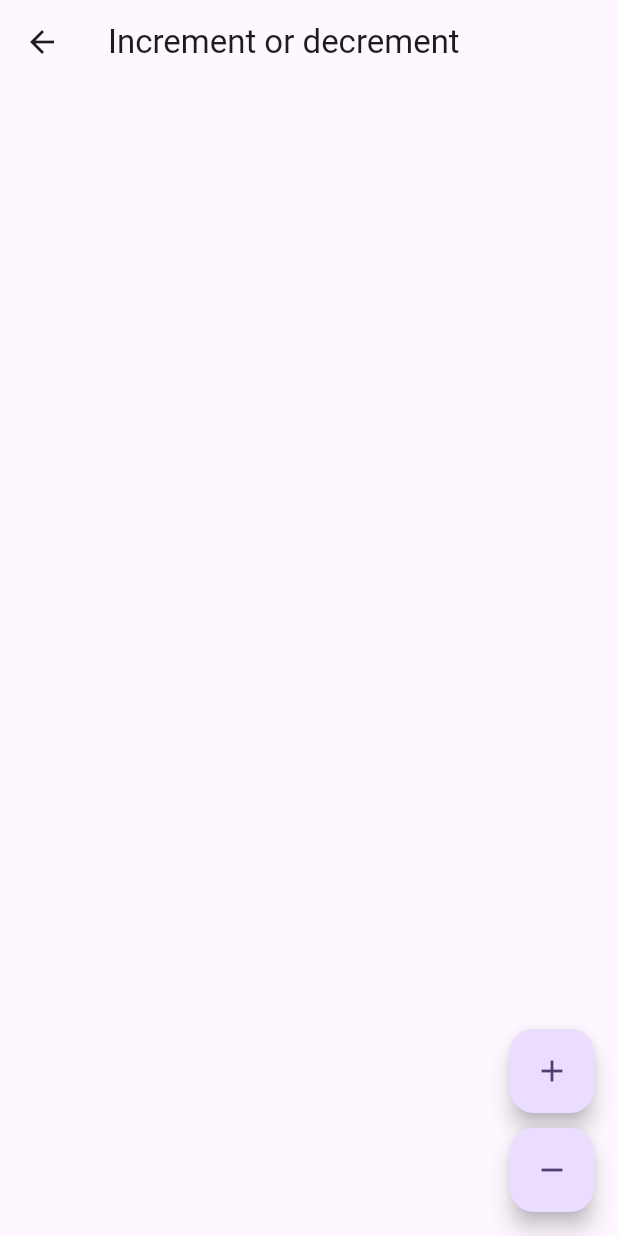
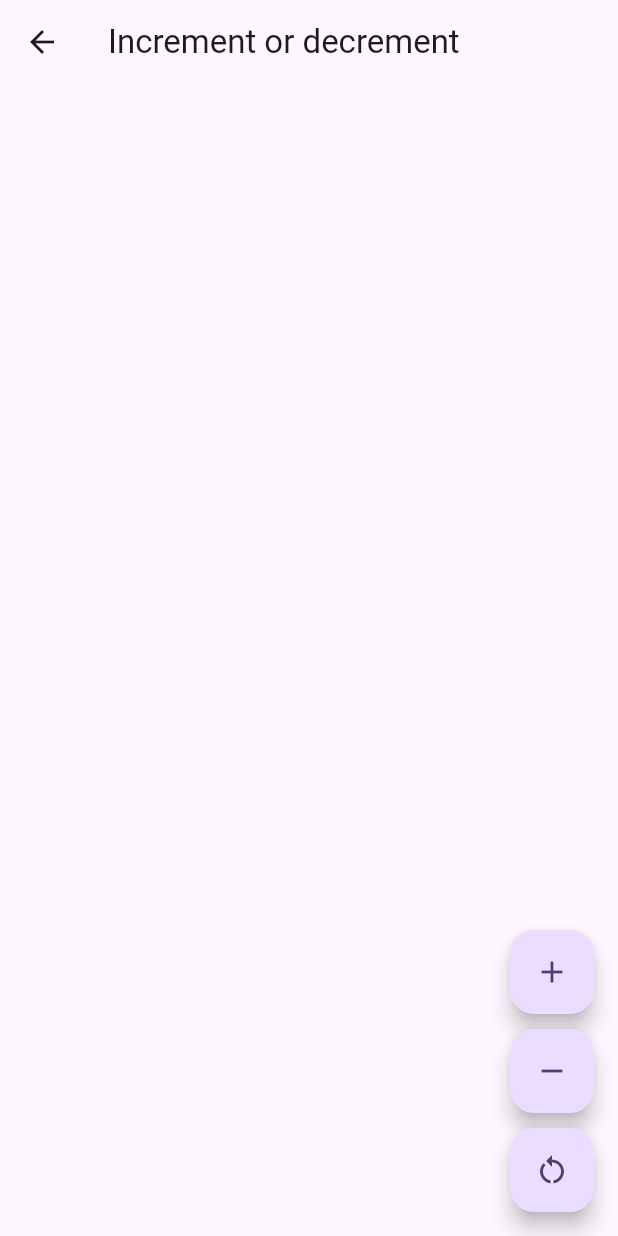
Before and after one commit to thibautmicetic/flutter-bloc, a Flutter app: the IncDecPage screen opened directly, after a tap on the "remove" icon, on a phone screen of 412 x 824 dp. Run offline on Flutter 3.47's test engine with Material 3 defaults, Android fonts, the phone set to English and light mode, and no system bars; our stand-ins replace bloc, flutter_bloc.

Commit message:
avancée

```diff
--- /dev/null
+++ b/lib/bloc/counter_bloc.dart
@@ -0,0 +1,21 @@
+import 'package:flutter_bloc/flutter_bloc.dart';
+
+part 'counter_event.dart';
+
+class CounterBloc extends Bloc<CounterEvent, int> {
+  CounterBloc() : super(0) {
+    on<CounterIncremented>((event, emit) {
+      emit(state + 1);
+    });
+
+    on<CounterDecremented>((event, emit) {
+      if (state > 0) {
+        emit(state - 1);
+      }
+    });
+
+    on<CounterRestarted>((event, emit) {
+      emit(0);
+    });
+  }
+}
--- /dev/null
+++ b/lib/bloc/counter_event.dart
@@ -0,0 +1,9 @@
+part of 'counter_bloc.dart';
+
+sealed class CounterEvent {}
+
+final class CounterIncremented extends CounterEvent {}
+
+final class CounterDecremented extends CounterEvent {}
+
+final class CounterRestarted extends CounterEvent {}
--- /dev/null
+++ b/lib/cubit/todo_cubit.dart
@@ -0,0 +1,6 @@
+import 'package:bloc/bloc.dart';
+import 'package:learn_flutter_bloc/models/todo_model.dart';
+
+class TodoCubit extends Cubit<List<Todo>> {
+  TodoCubit() : super([]);
+}
--- a/lib/home_page.dart
+++ b/lib/home_page.dart
@@ -1,6 +1,6 @@
 import 'package:flutter/material.dart';
 import 'package:flutter_bloc/flutter_bloc.dart';
-import 'package:learn_flutter_bloc/cubit/counter_cubit.dart';
+import 'package:learn_flutter_bloc/bloc/counter_bloc.dart';
 import 'package:learn_flutter_bloc/inc_dec_page.dart';
 
 class MyHomePage extends StatelessWidget {
@@ -10,7 +10,6 @@ class MyHomePage extends StatelessWidget {
 
   @override
   Widget build(BuildContext context) {
-    final counterCubit = BlocProvider.of<CounterCubit>(context);
     return Scaffold(
       appBar: AppBar(backgroundColor: Theme.of(context).colorScheme.inversePrimary, title: Text(title)),
       body: Center(
@@ -18,8 +17,7 @@ class MyHomePage extends StatelessWidget {
           mainAxisAlignment: MainAxisAlignment.center,
           children: <Widget>[
             const Text('You have pushed the button this many times:'),
-            BlocBuilder<CounterCubit, int>(
-              bloc: counterCubit,
+            BlocBuilder<CounterBloc, int>(
               builder: (context, counter) => Text('$counter', style: Theme.of(context).textTheme.headlineMedium),
             ),
           ],
--- a/lib/inc_dec_page.dart
+++ b/lib/inc_dec_page.dart
@@ -1,21 +1,38 @@
 import 'package:flutter/material.dart';
 import 'package:flutter_bloc/flutter_bloc.dart';
-import 'package:learn_flutter_bloc/cubit/counter_cubit.dart';
+import 'package:learn_flutter_bloc/bloc/counter_bloc.dart';
 
 class IncDecPage extends StatelessWidget {
   const IncDecPage({super.key});
 
   @override
   Widget build(BuildContext context) {
-    final counterCubit = BlocProvider.of<CounterCubit>(context);
+    final counterBloc = BlocProvider.of<CounterBloc>(context);
     return Scaffold(
       appBar: AppBar(title: const Text('Increment or decrement')),
       floatingActionButton: Column(
         mainAxisAlignment: MainAxisAlignment.end,
         children: [
-          FloatingActionButton(onPressed: counterCubit.increment, tooltip: 'Increment', child: const Icon(Icons.add)),
+          FloatingActionButton(
+            heroTag: "buttonIncrement",
+            onPressed: () => counterBloc.add(CounterIncremented()),
+            tooltip: 'Increment',
+            child: const Icon(Icons.add),
+          ),
           SizedBox(height: 10),
-          FloatingActionButton(onPressed: counterCubit.decrement, tooltip: 'Decrement', child: const Icon(Icons.remove)),
+          FloatingActionButton(
+            heroTag: "buttonDecrement",
+            onPressed: () => counterBloc.add(CounterDecremented()),
+            tooltip: 'Decrement',
+            child: const Icon(Icons.remove),
+          ),
+          SizedBox(height: 10),
+          FloatingActionButton(
+            heroTag: "buttonRestart",
+            onPressed: () => counterBloc.add(CounterRestarted()),
+            tooltip: 'Decrement',
+            child: const Icon(Icons.restart_alt),
+          ),
         ],
       ),
     );
--- /dev/null
+++ b/lib/models/todo_model.dart
@@ -0,0 +1,6 @@
+class Todo {
+  final String name;
+  final DateTime createdAt;
+
+  Todo({required this.name, required this.createdAt});
+}
--- a/pubspec.yaml
+++ b/pubspec.yaml
@@ -19,7 +19,7 @@ publish_to: 'none' # Remove this line if you wish to publish to pub.dev
 version: 1.0.0+1
 
 environment:
-  sdk: ^3.7.2
+  sdk: '>=3.1.3 <4.0.0'
 
 # Dependencies specify other packages that your package needs in order to work.
 # To automatically upgrade your package dependencies to the latest versions
```
Also changed, not shown: lib/add_todo_page.dart (added, +36 -0 lines), lib/main.dart (+13 -5 lines), lib/todo_list.dart (added, +22 -0 lines), pubspec.lock.
